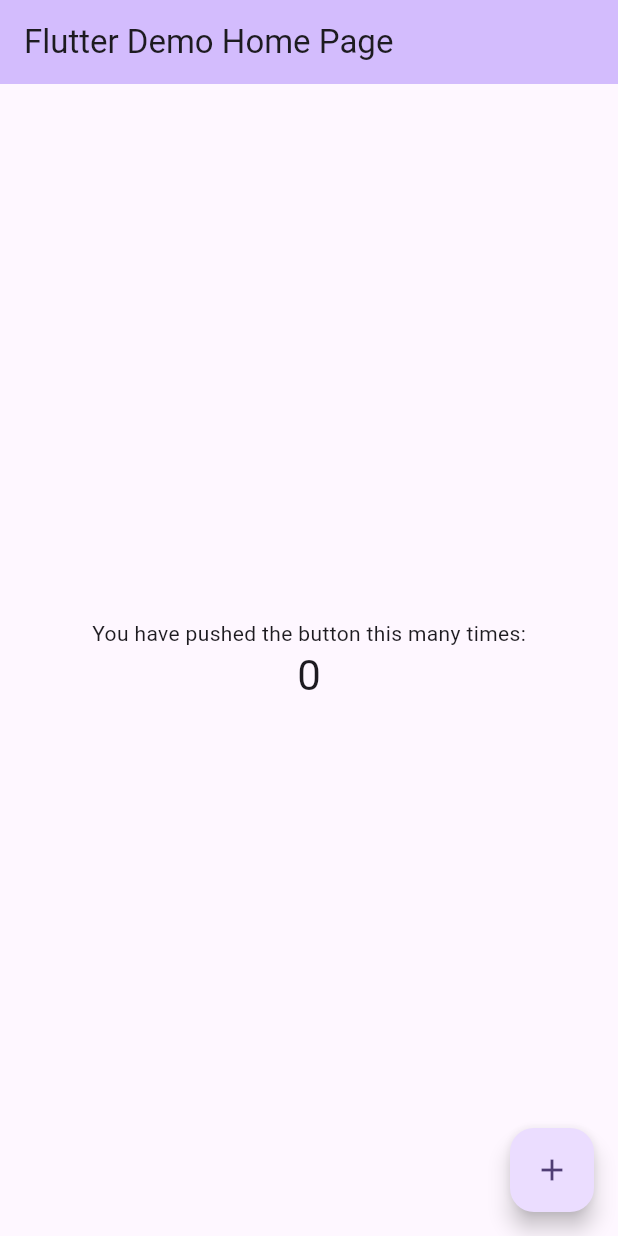
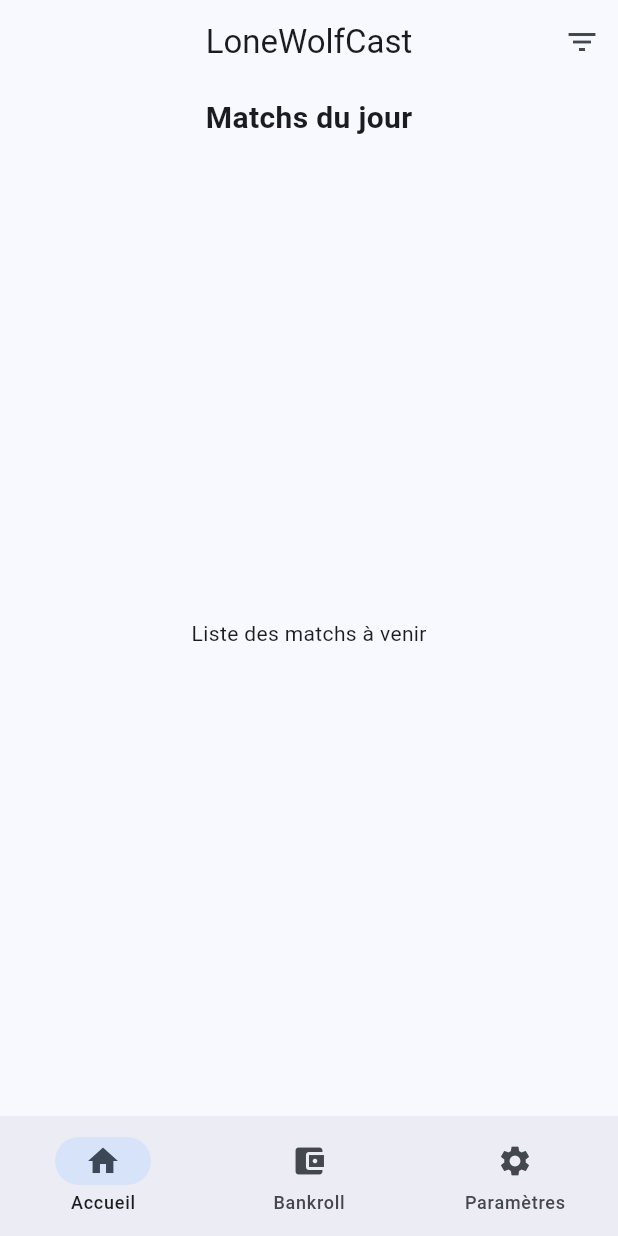
Before and after one commit to henribesnard/LoneWolfCast_Flutter, a Flutter app: the screen it shows after launch, on a phone screen of 412 x 824 dp. Run offline on Flutter 3.47's test engine with Material 3 defaults, Android fonts, the phone set to English and light mode, and no system bars.

Commit message:
maj de la structure

```diff
--- /dev/null
+++ b/lonewolfcast_flutter/lib/features/home/screens/home_screen.dart
@@ -0,0 +1,46 @@
+import 'package:flutter/material.dart';
+
+class HomeScreen extends StatelessWidget {
+  const HomeScreen({super.key});
+
+  @override
+  Widget build(BuildContext context) {
+    return Scaffold(
+      appBar: AppBar(
+        title: const Text('LoneWolfCast'),
+        centerTitle: true,
+        actions: [
+          IconButton(
+            icon: const Icon(Icons.filter_list),
+            onPressed: () {
+              // TODO: Implémenter le filtre des matchs
+            },
+          ),
+        ],
+      ),
+      body: Column(
+        children: [
+          // Section filtres date
+          const Padding(
+            padding: EdgeInsets.symmetric(horizontal: 16, vertical: 8),
+            child: Text(
+              'Matchs du jour',
+              style: TextStyle(
+                fontSize: 20,
+                fontWeight: FontWeight.bold,
+              ),
+            ),
+          ),
+          // TODO: Ajouter DateSelector ici
+
+          // Section matchs
+          const Expanded(
+            child: Center(
+              child: Text('Liste des matchs à venir'),
+            ),
+          ),
+        ],
+      ),
+    );
+  }
+}
--- a/lonewolfcast_flutter/lib/main.dart
+++ b/lonewolfcast_flutter/lib/main.dart
@@ -1,4 +1,8 @@
 import 'package:flutter/material.dart';
+import 'package:lonewolfcast_flutter/shared/widgets/bottom_nav_bar.dart';
+import 'package:lonewolfcast_flutter/features/home/screens/home_screen.dart';
+import 'package:lonewolfcast_flutter/features/bankroll/screens/bankroll_screen.dart';
+import 'package:lonewolfcast_flutter/features/settings/screens/settings_screen.dart';
 
 void main() {
   runApp(const MyApp());
@@ -7,119 +11,46 @@
 class MyApp extends StatelessWidget {
   const MyApp({super.key});
 
-  // This widget is the root of your application.
   @override
   Widget build(BuildContext context) {
     return MaterialApp(
-      title: 'Flutter Demo',
+      title: 'LoneWolfCast',
       theme: ThemeData(
-        // This is the theme of your application.
-        //
-        // TRY THIS: Try running your application with "flutter run". You'll see
-        // the application has a purple toolbar. Then, without quitting the app,
-        // try changing the seedColor in the colorScheme below to Colors.green
-        // and then invoke "hot reload" (save your changes or press the "hot
-        // reload" button in a Flutter-supported IDE, or press "r" if you used
-        // the command line to start the app).
-        //
-        // Notice that the counter didn't reset back to zero; the application
-        // state is not lost during the reload. To reset the state, use hot
-        // restart instead.
-        //
-        // This works for code too, not just values: Most code changes can be
-        // tested with just a hot reload.
-        colorScheme: ColorScheme.fromSeed(seedColor: Colors.deepPurple),
+        colorScheme: ColorScheme.fromSeed(seedColor: const Color(0xFF1E88E5)),
         useMaterial3: true,
       ),
-      home: const MyHomePage(title: 'Flutter Demo Home Page'),
+      home: const MainScreen(),
     );
   }
 }
 
-class MyHomePage extends StatefulWidget {
-  const MyHomePage({super.key, required this.title});
-
-  // This widget is the home page of your application. It is stateful, meaning
-  // that it has a State object (defined below) that contains fields that affect
-  // how it looks.
-
-  // This class is the configuration for the state. It holds the values (in this
-  // case the title) provided by the parent (in this case the App widget) and
-  // used by the build method of the State. Fields in a Widget subclass are
-  // always marked "final".
-
-  final String title;
+class MainScreen extends StatefulWidget {
+  const MainScreen({super.key});
 
   @override
-  State<MyHomePage> createState() => _MyHomePageState();
+  State<MainScreen> createState() => _MainScreenState();
 }
 
-class _MyHomePageState extends State<MyHomePage> {
-  int _counter = 0;
+class _MainScreenState extends State<MainScreen> {
+  int _currentIndex = 0;
 
-  void _incrementCounter() {
-    setState(() {
-      // This call to setState tells the Flutter framework that something has
-      // changed in this State, which causes it to rerun the build method below
-      // so that the display can reflect the updated values. If we changed
-      // _counter without calling setState(), then the build method would not be
-      // called again, and so nothing would appear to happen.
-      _counter++;
-    });
-  }
+  final List<Widget> _screens = [
+    const HomeScreen(),
+    const BankrollScreen(),
+    const SettingsScreen(),
+  ];
 
   @override
   Widget build(BuildContext context) {
-    // This method is rerun every time setState is called, for instance as done
-    // by the _incrementCounter method above.
-    //
-    // The Flutter framework has been optimized to make rerunning build methods
-    // fast, so that you can just rebuild anything that needs updating rather
-    // than having to individually change instances of widgets.
     return Scaffold(
-      appBar: AppBar(
-        // TRY THIS: Try changing the color here to a specific color (to
-        // Colors.amber, perhaps?) and trigger a hot reload to see the AppBar
-        // change color while the other colors stay the same.
-        backgroundColor: Theme.of(context).colorScheme.inversePrimary,
-        // Here we take the value from the MyHomePage object that was created by
-        // the App.build method, and use it to set our appbar title.
-        title: Text(widget.title),
+      body: IndexedStack(
+        index: _currentIndex,
+        children: _screens,
       ),
-      body: Center(
-        // Center is a layout widget. It takes a single child and positions it
-        // in the middle of the parent.
-        child: Column(
-          // Column is also a layout widget. It takes a list of children and
-          // arranges them vertically. By default, it sizes itself to fit its
-          // children horizontally, and tries to be as tall as its parent.
-          //
-          // Column has various properties to control how it sizes itself and
-          // how it positions its children. Here we use mainAxisAlignment to
-          // center the children vertically; the main axis here is the vertical
-          // axis because Columns are vertical (the cross axis would be
-          // horizontal).
-          //
-          // TRY THIS: Invoke "debug painting" (choose the "Toggle Debug Paint"
-          // action in the IDE, or press "p" in the console), to see the
-          // wireframe for each widget.
-          mainAxisAlignment: MainAxisAlignment.center,
-          children: <Widget>[
-            const Text(
-              'You have pushed the button this many times:',
-            ),
-            Text(
-              '$_counter',
-              style: Theme.of(context).textTheme.headlineMedium,
-            ),
-          ],
-        ),
+      bottomNavigationBar: BottomNavBar(
+        currentIndex: _currentIndex,
+        onTap: (index) => setState(() => _currentIndex = index),
       ),
-      floatingActionButton: FloatingActionButton(
-        onPressed: _incrementCounter,
-        tooltip: 'Increment',
-        child: const Icon(Icons.add),
-      ), // This trailing comma makes auto-formatting nicer for build methods.
     );
   }
 }
--- a/lonewolfcast_flutter/lib/shared/widgets/bottom_nav_bar.dart
+++ b/lonewolfcast_flutter/lib/shared/widgets/bottom_nav_bar.dart
@@ -0,0 +1,34 @@
+import 'package:flutter/material.dart';
+
+class BottomNavBar extends StatelessWidget {
+  final int currentIndex;
+  final Function(int) onTap;
+
+  const BottomNavBar({
+    super.key,
+    required this.currentIndex,
+    required this.onTap,
+  });
+
+  @override
+  Widget build(BuildContext context) {
+    return NavigationBar(
+      selectedIndex: currentIndex,
+      onDestinationSelected: onTap,
+      destinations: const [
+        NavigationDestination(
+          icon: Icon(Icons.home),
+          label: 'Accueil',
+        ),
+        NavigationDestination(
+          icon: Icon(Icons.account_balance_wallet),
+          label: 'Bankroll',
+        ),
+        NavigationDestination(
+          icon: Icon(Icons.settings),
+          label: 'Paramètres',
+        ),
+      ],
+    );
+  }
+}
```
Also changed, not shown: lonewolfcast_flutter/lib/core/theme/app_colors.dart (+22 -0 lines), lonewolfcast_flutter/lib/features/bankroll/screens/bankroll_screen.dart (added, +25 -0 lines), lonewolfcast_flutter/lib/features/settings/screens/settings_screen.dart (+21 -0 lines), lonewolfcast_flutter/lib/features/bankroll/widgets/bankroll_calculator.dart (added), lonewolfcast_flutter/lib/features/bankroll/widgets/bet_history.dart (added), lonewolfcast_flutter/lib/features/home/screens/match_details_screen.dart (added), lonewolfcast_flutter/lib/features/home/widgets/daily_summary.dart (added), lonewolfcast_flutter/lib/features/home/widgets/match_card.dart (added), lonewolfcast_flutter/lib/features/home/widgets/match_stats_modal.dart (added), lonewolfcast_flutter/lib/features/settings/widgets/league_selector.dart (added), 1 other file.
